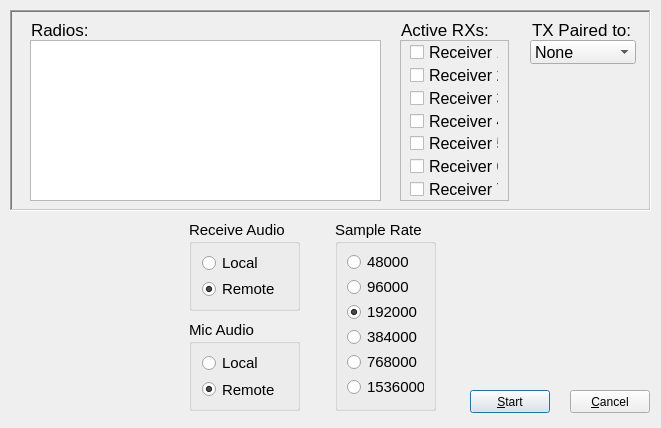
Before: the Qt Designer form QtRadio/radiosdialog.ui in kd0oss/QtRadioNG, drawn with Qt 5.
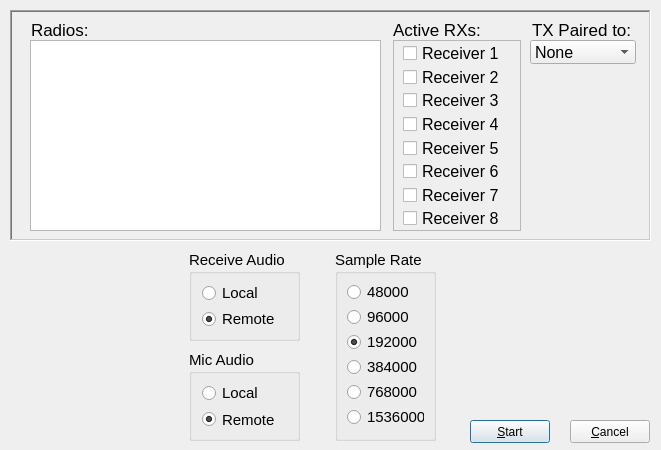
After: the same form once the commit is applied.

```diff
--- a/QtRadio/radiosdialog.ui
+++ b/QtRadio/radiosdialog.ui
@@ -7,19 +7,19 @@
     <x>0</x>
     <y>0</y>
     <width>661</width>
-    <height>428</height>
+    <height>450</height>
    </rect>
   </property>
   <property name="minimumSize">
    <size>
     <width>661</width>
-    <height>428</height>
+    <height>450</height>
    </size>
   </property>
   <property name="maximumSize">
    <size>
     <width>661</width>
-    <height>428</height>
+    <height>450</height>
    </size>
   </property>
   <property name="windowTitle">
@@ -29,7 +29,7 @@
    <property name="geometry">
     <rect>
      <x>470</x>
-     <y>390</y>
+     <y>420</y>
      <width>80</width>
      <height>23</height>
     </rect>
@@ -42,7 +42,7 @@
    <property name="geometry">
     <rect>
      <x>570</x>
-     <y>390</y>
+     <y>420</y>
      <width>80</width>
      <height>23</height>
     </rect>
@@ -55,7 +55,7 @@
    <property name="geometry">
     <rect>
      <x>189</x>
-     <y>220</y>
+     <y>250</y>
      <width>111</width>
      <height>91</height>
     </rect>
@@ -105,7 +105,7 @@
    <property name="geometry">
     <rect>
      <x>189</x>
-     <y>320</y>
+     <y>350</y>
      <width>111</width>
      <height>91</height>
     </rect>
@@ -158,7 +158,7 @@
    <property name="geometry">
     <rect>
      <x>335</x>
-     <y>220</y>
+     <y>250</y>
      <width>101</width>
      <height>191</height>
     </rect>
@@ -234,7 +234,7 @@
      <x>10</x>
      <y>10</y>
      <width>641</width>
-     <height>201</height>
+     <height>231</height>
     </rect>
    </property>
    <property name="frameShape">
@@ -249,7 +249,7 @@
       <x>20</x>
       <y>30</y>
       <width>351</width>
-      <height>161</height>
+      <height>191</height>
      </rect>
     </property>
     <property name="editTriggers">
@@ -283,10 +283,10 @@
    <widget class="QFrame" name="frame_2">
     <property name="geometry">
      <rect>
-      <x>390</x>
+      <x>383</x>
       <y>30</y>
-      <width>109</width>
-      <height>161</height>
+      <width>128</width>
+      <height>191</height>
      </rect>
     </property>
     <property name="frameShape">
@@ -389,12 +389,24 @@
        </property>
       </widget>
      </item>
+     <item>
+      <widget class="QCheckBox" name="receiver8Ckb">
+       <property name="font">
+        <font>
+         <pointsize>12</pointsize>
+        </font>
+       </property>
+       <property name="text">
+        <string>Receiver 8</string>
+       </property>
+      </widget>
+     </item>
     </layout>
    </widget>
    <widget class="QLabel" name="label_2">
     <property name="geometry">
      <rect>
-      <x>391</x>
+      <x>383</x>
       <y>10</y>
       <width>91</width>
       <height>19</height>
```
